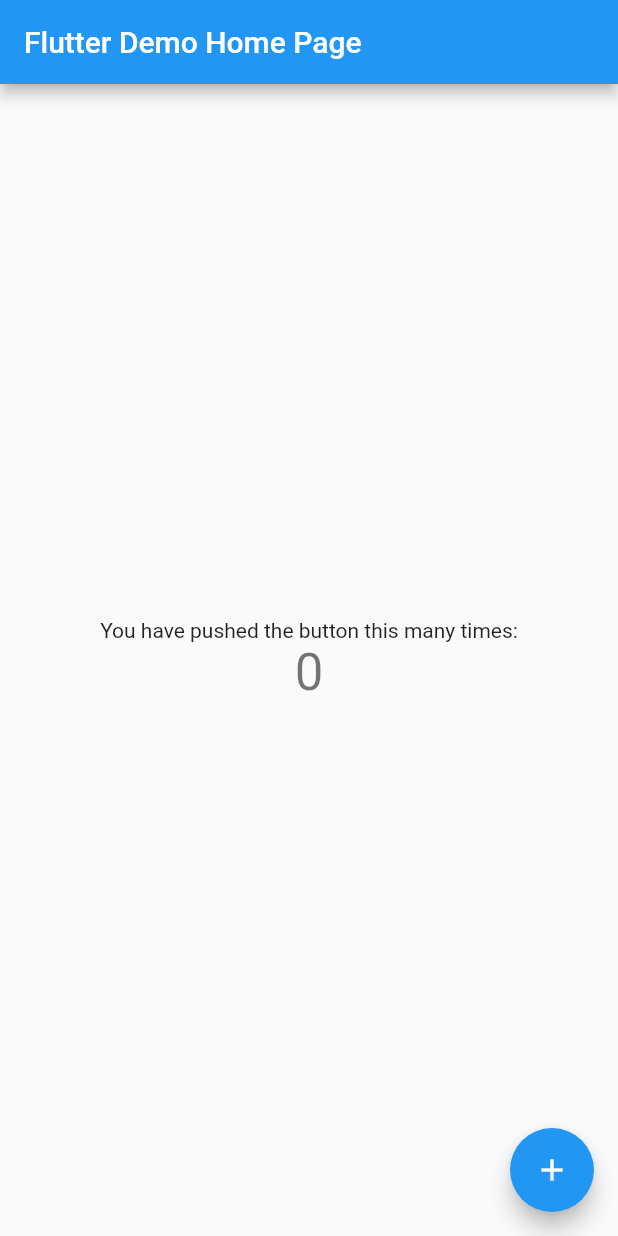
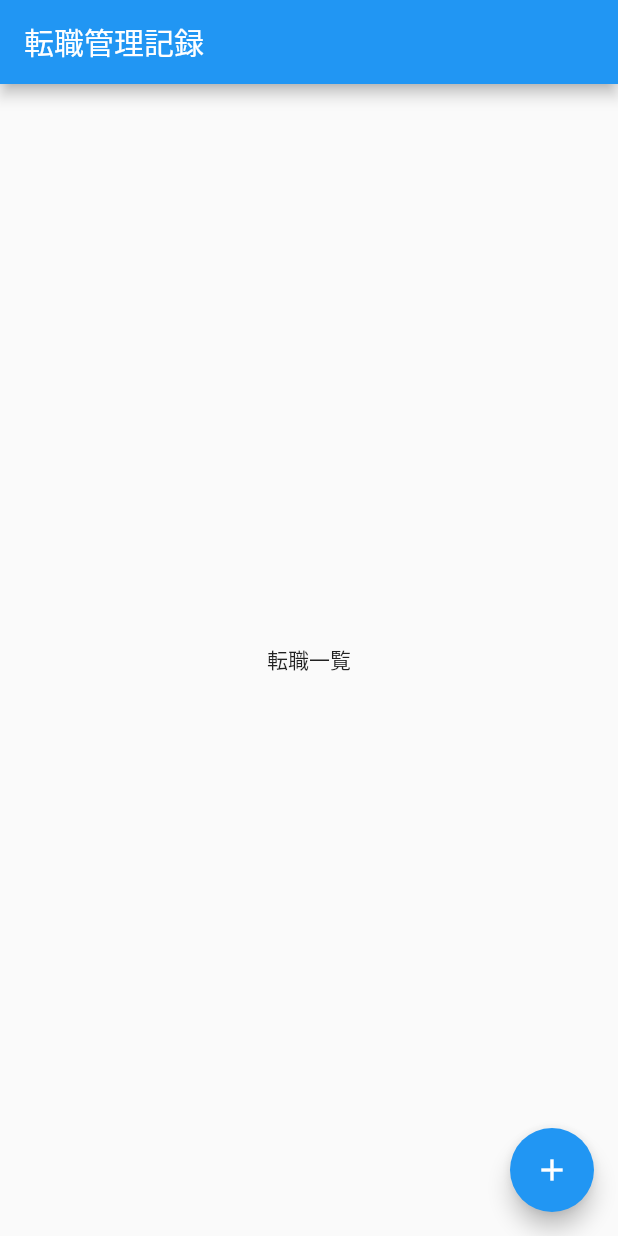
Before and after one commit to hirosphere-ja/job_change_record, a Flutter app: the screen it shows after launch, on a phone screen of 412 x 824 dp. Run offline on Flutter 3.47's test engine with Material 2 defaults, Android fonts, the phone set to English and light mode, and no system bars; our stand-ins replace firebase_core; accounts and stored records are empty.

Commit message:
コードをディレクトリで分けて整理
FireBaseの設定で作成されたfirebase_options.dartをutilsディレクトリに移動
main.dart内のStatefullWidgetをStatelessWidgetに変更
変更したStatelessWidgetをcompany_list_page.dartに分割してviewsディレクトリに移動

```diff
--- a/lib/main.dart
+++ b/lib/main.dart
@@ -1,6 +1,7 @@
 import 'package:flutter/material.dart';
 import 'package:firebase_core/firebase_core.dart';
-import 'firebase_options.dart';
+import 'package:job_change_record/views/company_list_page.dart';
+import 'package:job_change_record/utils/firebase_options.dart';
 
 void main() async {
   WidgetsFlutterBinding.ensureInitialized();
@@ -15,64 +16,9 @@
 
   @override
   Widget build(BuildContext context) {
-    return MaterialApp(
-      title: 'Flutter Demo',
-      theme: ThemeData(
-        primarySwatch: Colors.blue,
-      ),
-      home: const MyHomePage(title: 'Flutter Demo Home Page'),
+    return const MaterialApp(
+      title: '転職管理記録',
+      home: CompanyListPage(),
     );
   }
 }
-
-class MyHomePage extends StatefulWidget {
-  const MyHomePage({super.key, required this.title});
-
-  final String title;
-
-  @override
-  State<MyHomePage> createState() => _MyHomePageState();
-}
-
-class _MyHomePageState extends State<MyHomePage> {
-  int _counter = 0;
-
-  void _incrementCounter() {
-    setState(() {
-      // This call to setState tells the Flutter framework that something has
-      // changed in this State, which causes it to rerun the build method below
-      // so that the display can reflect the updated values. If we changed
-      // _counter without calling setState(), then the build method would not be
-      // called again, and so nothing would appear to happen.
-      _counter++;
-    });
-  }
-
-  @override
-  Widget build(BuildContext context) {
-    return Scaffold(
-      appBar: AppBar(
-        title: Text(widget.title),
-      ),
-      body: Center(
-        child: Column(
-          mainAxisAlignment: MainAxisAlignment.center,
-          children: <Widget>[
-            const Text(
-              'You have pushed the button this many times:',
-            ),
-            Text(
-              '$_counter',
-              style: Theme.of(context).textTheme.headline4,
-            ),
-          ],
-        ),
-      ),
-      floatingActionButton: FloatingActionButton(
-        onPressed: _incrementCounter,
-        tooltip: 'Increment',
-        child: const Icon(Icons.add),
-      ),
-    );
-  }
-}
--- /dev/null
+++ b/lib/views/company_list_page.dart
@@ -0,0 +1,25 @@
+
+import 'package:flutter/material.dart';
+
+class CompanyListPage extends StatelessWidget {
+  const CompanyListPage({super.key});
+
+  @override
+  Widget build(BuildContext context) {
+    return Scaffold(
+      appBar: AppBar(
+        title: const Text('転職管理記録'),
+      ),
+      body: const Center(
+        child: Text(
+          '転職一覧',
+        ),
+      ),
+      floatingActionButton: const FloatingActionButton(
+        onPressed: null,
+        tooltip: 'Increment',
+        child: Icon(Icons.add),
+      ),
+    );
+  }
+}
```
Also changed, not shown: lib/utils/firebase_options.dart (renamed from lib/firebase_options.dart), 1 other file.
